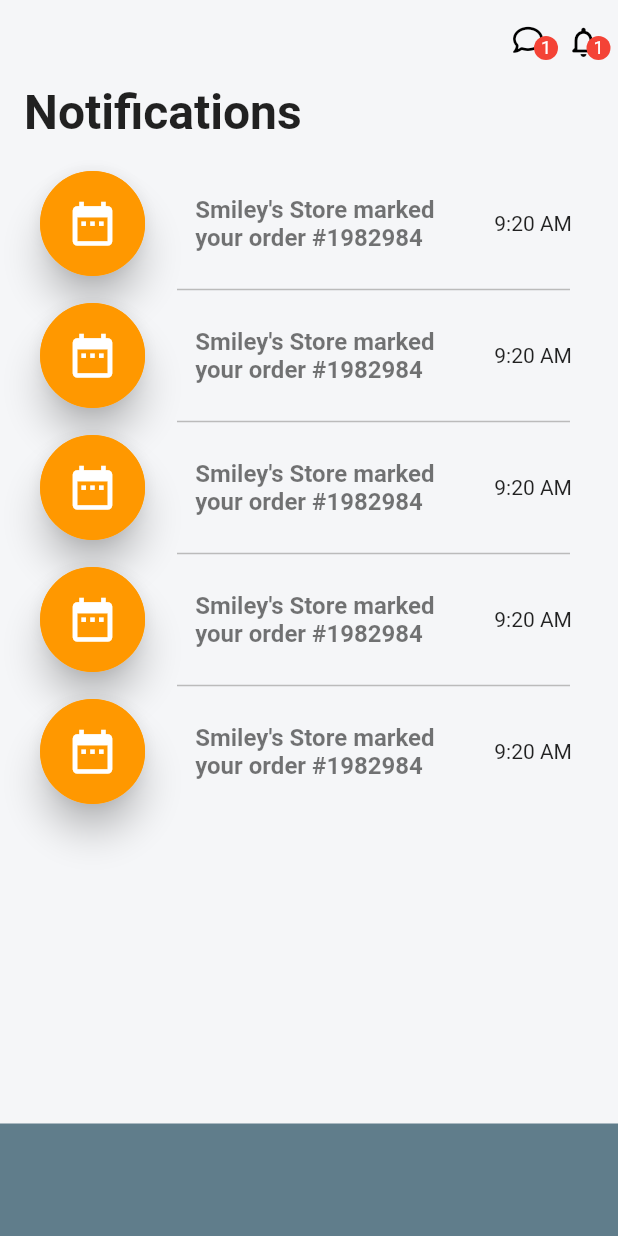
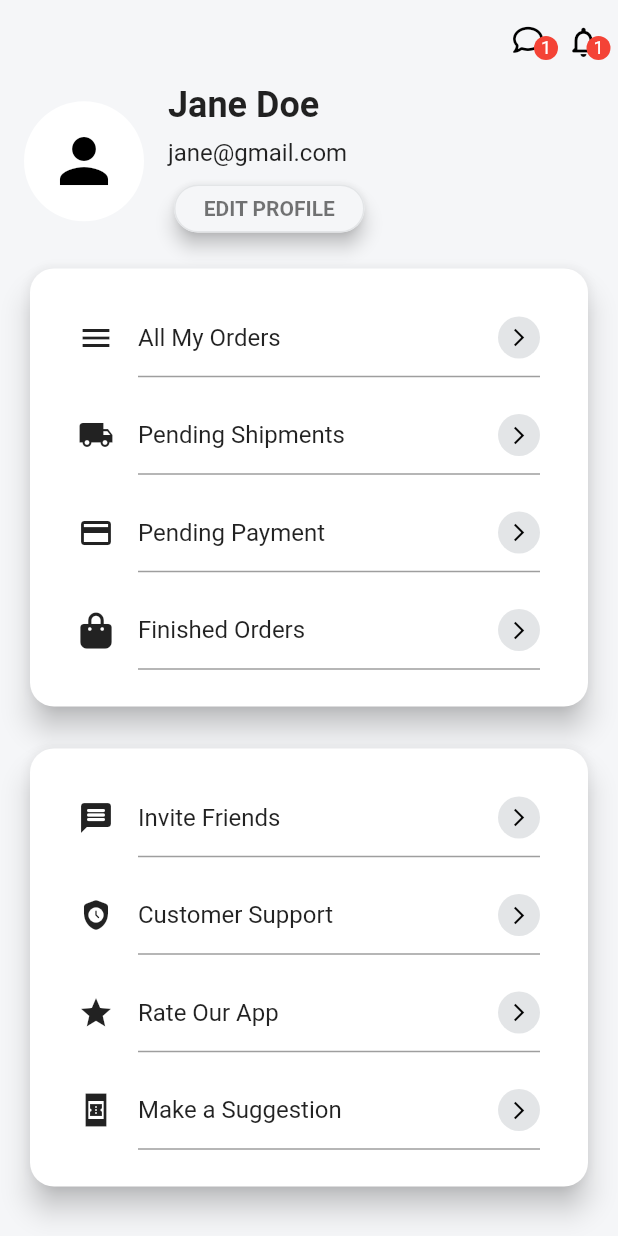
Before and after one commit to AliaaAbdelkarimBastawy/ShopifyApp, a Flutter app: the screen it shows after launch, on a phone screen of 412 x 824 dp. Run offline on Flutter 3.47's test engine with Material 3 defaults, Android fonts, the phone set to English and light mode, and no system bars; our stand-ins replace carousel_slider, cloud_firestore, dots_indicator, firebase_auth, firebase_core, font_awesome_flutter and 1 more; accounts and stored records are empty.

Commit message:
"Profile View is Done!"

```diff
--- a/lib/Views/HomeView.dart
+++ b/lib/Views/HomeView.dart
@@ -6,6 +6,7 @@ import 'package:provider/provider.dart';
 import 'package:shopify_app/Views/ProductDetailsView.dart';
 import 'package:shopify_app/components/CartViewBody.dart';
 import 'package:shopify_app/components/NotificationViewBody.dart';
+import 'package:shopify_app/components/ProfileViewBody.dart';
 import 'package:shopify_app/models/Ads.dart';
 import 'package:shopify_app/models/Category.dart';
 import 'package:shopify_app/services/GetAdsService.dart';
@@ -98,11 +99,11 @@ class _HomeViewState extends State<HomeView> {
       ),
       body:Column(
         children: [
-          Expanded(child: NotificationViewBody()),
+          const Expanded(child: ProfileViewBody()),
 
-          Container(
-            height: 75,
-            color: Colors.blueGrey,),
+          // Container(
+          //   height: 75,
+          //   color: Colors.blueGrey,),
         ],
       )
     );
--- /dev/null
+++ b/lib/components/ProfileItem.dart
@@ -0,0 +1,44 @@
+import 'package:flutter/cupertino.dart';
+import 'package:flutter/material.dart';
+
+class ProfileItem extends StatelessWidget {
+  String txt;
+  IconData icon;
+   ProfileItem({Key? key,
+    required this.icon, required this.txt}) : super(key: key);
+
+  @override
+  Widget build(BuildContext context) {
+    return Expanded(
+      child: Column(
+        children: [
+          Padding(
+            padding: const EdgeInsets.only(
+                top: 16.0,
+                left: 16,
+                right: 16,
+                bottom: 4
+            ),
+            child: Row(
+              children: [
+                Icon(icon),
+                const SizedBox(width: 16,),
+                Text(txt, style: const TextStyle(fontSize: 16),),
+                const Spacer(),
+                const CircleAvatar(
+                  radius: 14,
+                  backgroundColor: Color(0xFFE3E5E7),
+                  child: Icon(Icons.arrow_forward_ios_outlined,
+                    color: Colors.black, size: 14,),)
+              ],
+            ),
+          ),
+          const Padding(
+            padding: EdgeInsets.only(left: 56.0, right:16 ),
+            child: Divider(color: Colors.grey, thickness: 1,),
+          )
+        ],
+      ),
+    );
+  }
+}
--- /dev/null
+++ b/lib/components/ProfileViewBody.dart
@@ -0,0 +1,104 @@
+import 'package:flutter/cupertino.dart';
+import 'package:flutter/material.dart';
+import 'package:font_awesome_flutter/font_awesome_flutter.dart';
+
+import 'ProfileItem.dart';
+
+class ProfileViewBody extends StatelessWidget {
+  const ProfileViewBody({Key? key}) : super(key: key);
+
+  @override
+  Widget build(BuildContext context) {
+    return ListView(
+      children: [
+        Padding(
+          padding: const EdgeInsets.symmetric(horizontal: 16.0),
+          child: Row(
+            children: [
+              const CircleAvatar(backgroundColor: Colors.white, radius: 40,child: Icon(Icons.person,
+                color: Colors.black,size: 48,
+              ),),
+              const SizedBox(width: 16,),
+              Column(
+                crossAxisAlignment: CrossAxisAlignment.start,
+                children: [
+                  const Text('Jane Doe', style: TextStyle(fontWeight: FontWeight.bold,
+                      fontSize: 24),),
+                  const SizedBox(height: 8,),
+                  const Text('jane@gmail.com', style: TextStyle(fontSize: 16),),
+                 const SizedBox(height: 8,),
+                  SizedBox(width: 135,
+                      child: Card(
+                        color: const Color(0xFFF5F6F8),
+                        shape: RoundedRectangleBorder(
+                          borderRadius: BorderRadius.circular(16),
+                          side: const BorderSide(width: 1,
+                              color: Color(0xFFE3E5E7),)
+                        ),
+                        elevation:5, child: const Padding(
+                        padding: EdgeInsets.all(8.0),
+                        child: Center(child:
+                        Text('EDIT PROFILE',
+                          style: TextStyle(color: Colors.black54,
+                            fontWeight: FontWeight.bold),)),
+                      ),)),
+
+                ],
+              )
+            ],
+          ),
+        ),
+        Padding(
+          padding: const EdgeInsets.only(top: 16.0,
+              left: 16, right: 16,
+              bottom: 4),
+          child: Container(
+            height: 300,
+            child: Card(
+              shape: RoundedRectangleBorder(
+                borderRadius: BorderRadius.circular(16),
+              ),
+              elevation: 8,
+              color: Colors.white,
+              child:  Padding(
+                padding: const EdgeInsets.symmetric(vertical:16,
+                    horizontal: 16.0),
+                child: Column(children: [
+                  ProfileItem(icon: Icons.menu_sharp, txt: 'All My Orders',),
+                  ProfileItem(icon: Icons.local_shipping, txt: 'Pending Shipments',),
+                  ProfileItem(icon: Icons.credit_card, txt: 'Pending Payment',),
+                  ProfileItem(icon: FontAwesomeIcons.bagShopping, txt: 'Finished Orders',),
+
+
+                ],),
+              ),),
+          ),
+        ),
+        Padding(
+          padding: const EdgeInsets.only(top: 16.0,
+              left: 16, right: 16, bottom: 8),
+          child: Container(
+            height: 300,
+            child: Card(
+              shape: RoundedRectangleBorder(
+                  borderRadius: BorderRadius.circular(16)
+              ),
+              elevation: 8,
+              color: Colors.white,
+              child:  Padding(
+                padding: const EdgeInsets.symmetric(vertical:16,
+                    horizontal: 16.0),
+                child: Column(children: [
+                  ProfileItem(icon: Icons.message_rounded, txt: 'Invite Friends',),
+                  ProfileItem(icon: Icons.safety_check_rounded, txt: 'Customer Support',),
+                  ProfileItem(icon: Icons.star, txt: 'Rate Our App',),
+                  ProfileItem(icon: Icons.book_online_sharp, txt: 'Make a Suggestion',),
+
+                ],),
+              ),),
+          ),
+        ),
+      ],
+    );
+  }
+}
```
